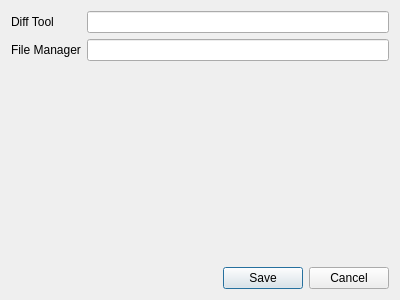
The window that ui/settingsdialog.ui (PollardBanknote/qdiffdir) describes before a commit, drawn with Qt 5.
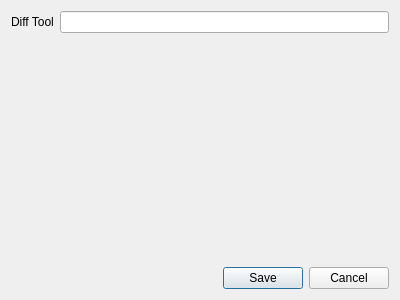
The same window after the commit.

Patch:
```diff
--- a/ui/settingsdialog.ui
+++ b/ui/settingsdialog.ui
@@ -16,6 +16,9 @@
   <layout class="QVBoxLayout" name="verticalLayout">
    <item>
     <layout class="QFormLayout" name="formLayout">
+     <property name="fieldGrowthPolicy">
+      <enum>QFormLayout::ExpandingFieldsGrow</enum>
+     </property>
      <item row="0" column="0">
       <widget class="QLabel" name="diffToolLabel">
        <property name="text">
@@ -26,16 +29,6 @@
      <item row="0" column="1">
       <widget class="QLineEdit" name="diffToolLineEdit"/>
      </item>
-     <item row="1" column="0">
-      <widget class="QLabel" name="fileManagerLabel">
-       <property name="text">
-        <string>File Manager</string>
-       </property>
-      </widget>
-     </item>
-     <item row="1" column="1">
-      <widget class="QLineEdit" name="fileManagerLineEdit"/>
-     </item>
     </layout>
    </item>
    <item>
```
